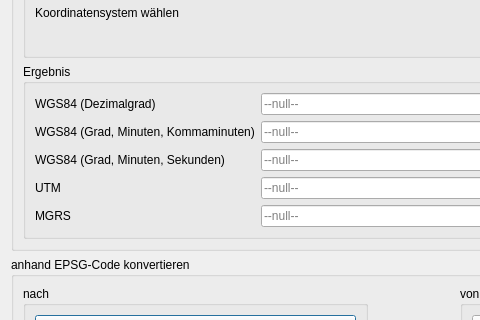
First picture: the form in coordinates_converter_dialog.ui, repository alexgerstl/coordinateconverter, before the edit; both pictures show x 0 to 480 and y 118 to 438 of the 828 by 768 pixel window.
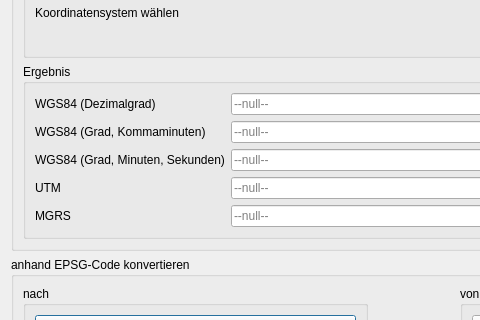
Second picture: the form after the edit.

Diff of the .ui file:
```diff
--- a/coordinates_converter_dialog.ui
+++ b/coordinates_converter_dialog.ui
@@ -136,14 +136,14 @@
             </widget>
            </item>
            <item row="1" column="0">
-            <widget class="QLabel" name="label_wgs_degrees">
+            <widget class="QLabel" name="label_wgs_comma">
              <property name="text">
-              <string>WGS84 (Grad, Minuten, Kommaminuten)</string>
+              <string>WGS84 (Grad, Kommaminuten)</string>
              </property>
             </widget>
            </item>
            <item row="0" column="0">
-            <widget class="QLabel" name="label_wgs_dms">
+            <widget class="QLabel" name="label_wgs_degrees">
              <property name="text">
               <string>WGS84 (Dezimalgrad)</string>
              </property>
@@ -166,7 +166,7 @@
             </widget>
            </item>
            <item row="2" column="0">
-            <widget class="QLabel" name="label">
+            <widget class="QLabel" name="label_wgs_dms">
              <property name="text">
               <string>WGS84 (Grad, Minuten, Sekunden)</string>
              </property>
```
